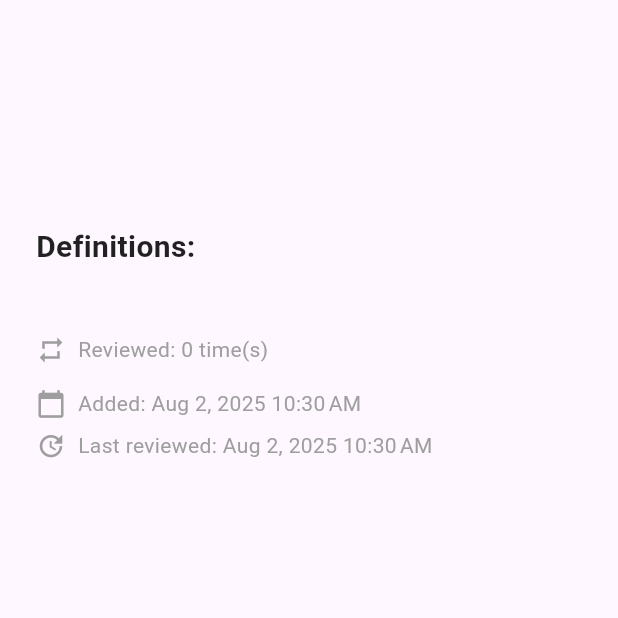
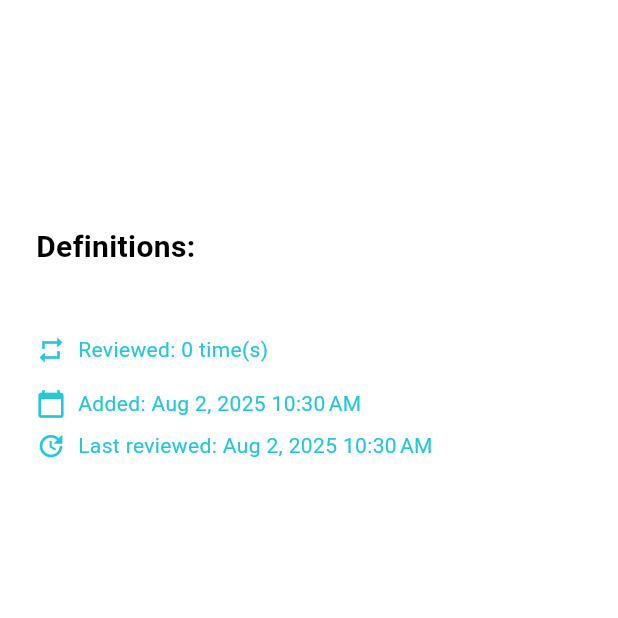
Before and after one commit to Xenorf/Vocaber, a Flutter app: the DetailScreen screen opened directly with empty values, on a phone screen of 412 x 824 dp, the top half of it. Run offline on Flutter 3.47's test engine with Material 3 defaults, Android fonts, the phone set to English and light mode, and no system bars; our stand-ins replace cached_network_image, fl_chart, flutter_card_swiper, hive, hive_flutter, image_picker and 1 more; missing offline and left inert: implicitly_animated_list; accounts and stored records are empty.

Commit message:
Theme color improvements + demo

```diff
--- a/lib/screens/detail_screen.dart
+++ b/lib/screens/detail_screen.dart
@@ -40,6 +40,7 @@ class DetailScreen extends StatelessWidget {
   @override
   Widget build(BuildContext context) {
     return Scaffold(
+      backgroundColor: Theme.of(context).colorScheme.surface,
       body: GestureDetector(
         behavior: HitTestBehavior.opaque,
         onTap: () {
@@ -53,19 +54,19 @@ class DetailScreen extends StatelessWidget {
               const SizedBox(height: 50),
               Text(
                 word.term,
-                style: const TextStyle(
+                style: TextStyle(
                   fontSize: 36,
                   fontWeight: FontWeight.bold,
-                  color: Colors.deepPurple,
+                  color: Theme.of(context).colorScheme.primary,
                 ),
               ),
               const SizedBox(height: 24),
               Text(
                 AppLocalizations.of(context)!.definitions,
-                style: const TextStyle(
+                style: TextStyle(
                   fontSize: 20,
                   fontWeight: FontWeight.bold,
-                  color: Colors.black87,
+                  color: Theme.of(context).colorScheme.onSurface,
                 ),
               ),
               const SizedBox(height: 12),
@@ -75,50 +76,70 @@ class DetailScreen extends StatelessWidget {
                   padding: const EdgeInsets.only(bottom: 12.0),
                   child: Text(
                     definition,
-                    style: const TextStyle(fontSize: 18, color: Colors.black87),
+                    style: TextStyle(
+                      fontSize: 18,
+                      color: Theme.of(context).colorScheme.onSurface,
+                    ),
                   ),
                 );
               }),
               const SizedBox(height: 32),
               Row(
                 children: [
-                  const Icon(Icons.repeat, size: 20, color: Colors.grey),
+                  Icon(
+                    Icons.repeat,
+                    size: 20,
+                    color: Theme.of(context).colorScheme.secondary,
+                  ),
                   const SizedBox(width: 8),
                   Text(
                     AppLocalizations.of(
                       context,
                     )!.reviewedTimes(word.reviewCount),
-                    style: const TextStyle(fontSize: 14, color: Colors.grey),
+                    style: TextStyle(
+                      fontSize: 14,
+                      color: Theme.of(context).colorScheme.secondary,
+                    ),
                   ),
                 ],
               ),
               const SizedBox(height: 16),
               Row(
                 children: [
-                  const Icon(
+                  Icon(
                     Icons.calendar_today,
                     size: 20,
-                    color: Colors.grey,
+                    color: Theme.of(context).colorScheme.secondary,
                   ),
                   const SizedBox(width: 8),
                   Text(
                     AppLocalizations.of(
                       context,
                     )!.added(formatDate(context, word.createdAt)),
-                    style: const TextStyle(fontSize: 14, color: Colors.grey),
+                    style: TextStyle(
+                      fontSize: 14,
+                      color: Theme.of(context).colorScheme.secondary,
+                    ),
                   ),
                 ],
               ),
               const SizedBox(height: 8),
               Row(
                 children: [
-                  const Icon(Icons.update, size: 20, color: Colors.grey),
+                  Icon(
+                    Icons.update,
+                    size: 20,
+                    color: Theme.of(context).colorScheme.secondary,
+                  ),
                   const SizedBox(width: 8),
                   Text(
                     AppLocalizations.of(
                       context,
                     )!.lastReviewed(formatDate(context, word.lastReviewed)),
-                    style: const TextStyle(fontSize: 14, color: Colors.grey),
+                    style: TextStyle(
+                      fontSize: 14,
+                      color: Theme.of(context).colorScheme.secondary,
+                    ),
                   ),
                 ],
               ),
```
Also changed, not shown: lib/main.dart (+26 -2 lines), lib/screens/definition_screen.dart (+10 -6 lines), lib/screens/flashcard_screen.dart (+20 -11 lines), lib/screens/list_screen.dart (+18 -13 lines), lib/screens/profile_screen.dart (+25 -9 lines), 1 other file.
